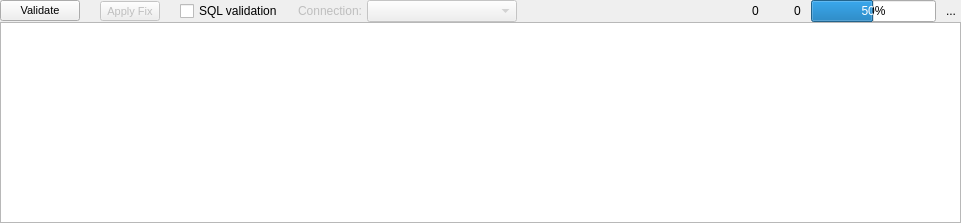
Qt form libpgmodeler_ui/ui/modelvalidationwidget.ui (pgmodeler/pgmodeler) before a commit.
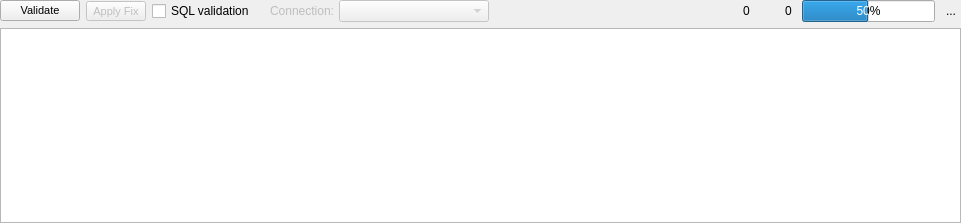
The same form after that commit. Icons and pictures are not drawn.

Diff of the .ui file:
```diff
--- a/libpgmodeler_ui/ui/modelvalidationwidget.ui
+++ b/libpgmodeler_ui/ui/modelvalidationwidget.ui
@@ -30,9 +30,9 @@
     <number>0</number>
    </property>
    <property name="spacing">
-    <number>0</number>
+    <number>6</number>
    </property>
-   <item row="0" column="6">
+   <item row="0" column="4">
     <widget class="QWidget" name="prog_info_wgt" native="true">
      <layout class="QHBoxLayout" name="horizontalLayout_3">
       <property name="spacing">
@@ -192,7 +192,7 @@
      </layout>
     </widget>
    </item>
-   <item row="0" column="5">
+   <item row="0" column="3">
     <spacer name="horizontalSpacer">
      <property name="orientation">
       <enum>Qt::Horizontal</enum>
@@ -205,8 +205,14 @@
      </property>
     </spacer>
    </item>
-   <item row="0" column="4">
+   <item row="0" column="2">
     <layout class="QHBoxLayout" name="horizontalLayout_4">
+     <property name="spacing">
+      <number>0</number>
+     </property>
+     <property name="topMargin">
+      <number>0</number>
+     </property>
      <item>
       <widget class="QCheckBox" name="sql_validation_chk">
        <property name="sizePolicy">
@@ -285,7 +291,7 @@
      </item>
     </layout>
    </item>
-   <item row="0" column="2">
+   <item row="0" column="1">
     <widget class="QToolButton" name="fix_btn">
      <property name="enabled">
       <bool>false</bool>
@@ -319,22 +325,6 @@
      </property>
     </widget>
    </item>
-   <item row="0" column="7">
-    <spacer name="horizontalSpacer_3">
-     <property name="orientation">
-      <enum>Qt::Horizontal</enum>
-     </property>
-     <property name="sizeType">
-      <enum>QSizePolicy::Fixed</enum>
-     </property>
-     <property name="sizeHint" stdset="0">
-      <size>
-       <width>5</width>
-       <height>20</height>
-      </size>
-     </property>
-    </spacer>
-   </item>
    <item row="0" column="0">
     <widget class="QPushButton" name="validate_btn">
      <property name="sizePolicy">
@@ -363,7 +353,7 @@
      </property>
     </widget>
    </item>
-   <item row="0" column="8">
+   <item row="0" column="5">
     <widget class="QToolButton" name="hide_tb">
      <property name="minimumSize">
       <size>
@@ -392,24 +382,14 @@
      </property>
     </widget>
    </item>
-   <item row="0" column="1">
-    <spacer name="horizontalSpacer_2">
-     <property name="orientation">
-      <enum>Qt::Horizontal</enum>
-     </property>
-     <property name="sizeType">
-      <enum>QSizePolicy::Fixed</enum>
-     </property>
-     <property name="sizeHint" stdset="0">
-      <size>
-       <width>20</width>
-       <height>20</height>
-      </size>
-     </property>
-    </spacer>
-   </item>
-   <item row="1" column="0" colspan="9">
+   <item row="1" column="0" colspan="6">
     <widget class="QTreeWidget" name="output_trw">
+     <property name="alternatingRowColors">
+      <bool>true</bool>
+     </property>
+     <property name="selectionMode">
+      <enum>QAbstractItemView::ExtendedSelection</enum>
+     </property>
      <property name="iconSize">
       <size>
        <width>22</width>
@@ -426,22 +406,6 @@
      </column>
     </widget>
    </item>
-   <item row="0" column="3">
-    <spacer name="horizontalSpacer_5">
-     <property name="orientation">
-      <enum>Qt::Horizontal</enum>
-     </property>
-     <property name="sizeType">
-      <enum>QSizePolicy::Fixed</enum>
-     </property>
-     <property name="sizeHint" stdset="0">
-      <size>
-       <width>20</width>
-       <height>20</height>
-      </size>
-     </property>
-    </spacer>
-   </item>
   </layout>
  </widget>
  <resources>
```
